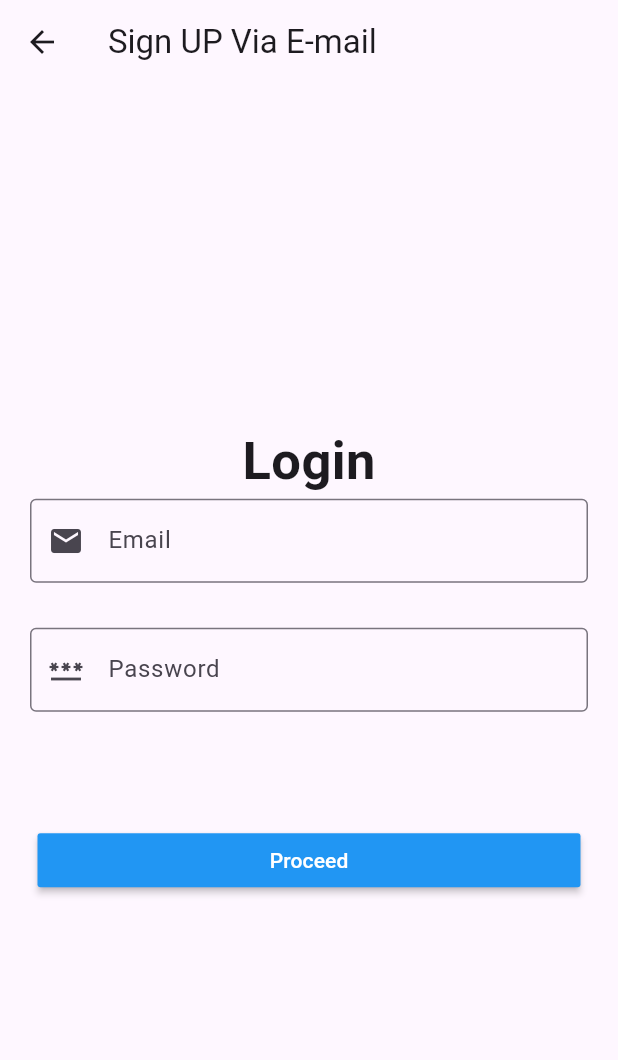
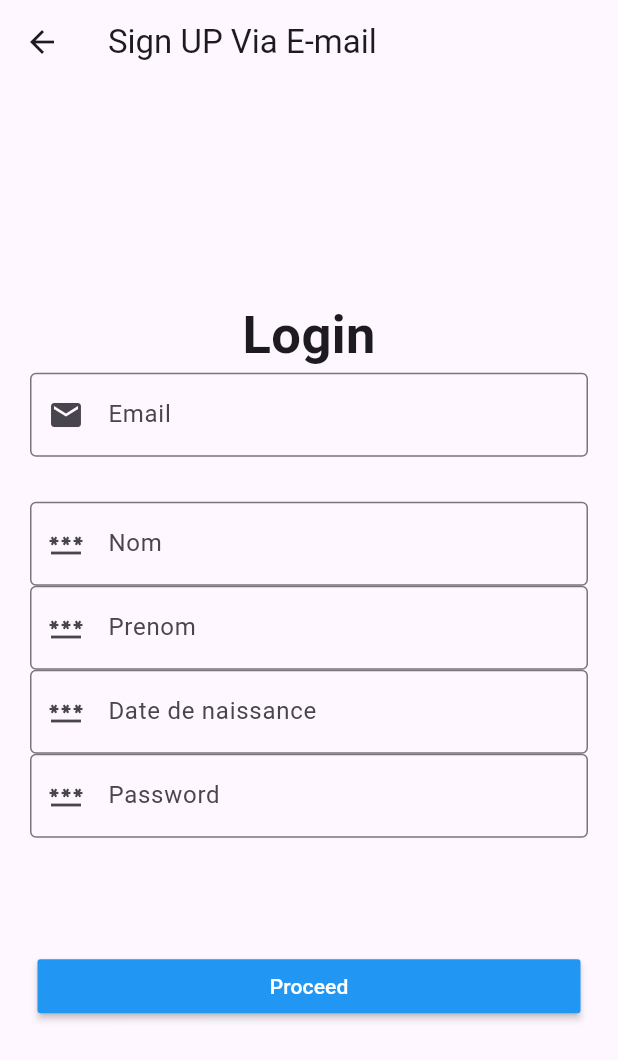
Before and after one commit to dairoudjamila/lewrupay, a Flutter app: the Signupcredit2 screen opened directly, on a phone screen of 412 x 824 dp. Shown: the top 1060 px of the screen. Run offline on Flutter 3.47's test engine with Material 3 defaults, Android fonts, the phone set to English and light mode, and no system bars; our stand-ins replace cloud_firestore, firebase_auth, firebase_core, get; missing offline and left inert: gradient_elevated_button; accounts and stored records are empty; statements that could not run were skipped.

Commit message:
ajout des lignes de code dans sign up credit 2

```diff
--- a/lib/views/Sign up credit 2.dart
+++ b/lib/views/Sign up credit 2.dart
@@ -40,6 +40,61 @@ class Signupcredit2 extends StatelessWidget {
 
                       SizedBox(height: 30),
 
+                      Column(
+                        children: [
+                          TextFormField(
+                            keyboardType: TextInputType.visiblePassword,
+                            decoration: InputDecoration(
+                              labelText: 'Nom',
+                              hintText: 'Enter Nom',
+                              prefixIcon: Icon(Icons.password),
+                              border: OutlineInputBorder(),
+                            ),
+                            onChanged: (String value) {},
+                            validator: (value) {
+                              return value!.isEmpty ? 'Please enter Nom' : null;
+                            },
+                          ),
+                        ],
+                      ),
+                      Column(
+                        children: [
+                          TextFormField(
+                            keyboardType: TextInputType.visiblePassword,
+                            decoration: InputDecoration(
+                              labelText: 'Prenom',
+                              hintText: 'Enter prenom',
+                              prefixIcon: Icon(Icons.password),
+                              border: OutlineInputBorder(),
+                            ),
+                            onChanged: (String value) {},
+                            validator: (value) {
+                              return value!.isEmpty
+                                  ? 'Please enter prenom'
+                                  : null;
+                            },
+                          ),
+                        ],
+                      ),
+                      Column(
+                        children: [
+                          TextFormField(
+                            keyboardType: TextInputType.visiblePassword,
+                            decoration: InputDecoration(
+                              labelText: 'Date de naissance',
+                              hintText: 'Enter date de naissance',
+                              prefixIcon: Icon(Icons.password),
+                              border: OutlineInputBorder(),
+                            ),
+                            onChanged: (String value) {},
+                            validator: (value) {
+                              return value!.isEmpty
+                                  ? 'Please enter date de naissance'
+                                  : null;
+                            },
+                          ),
+                        ],
+                      ),
                       Column(
                         children: [
                           TextFormField(
```
Also changed, not shown: flutter_19.png (added), flutter_20.png (added), flutter_21.png (added), flutter_22.png (added).
